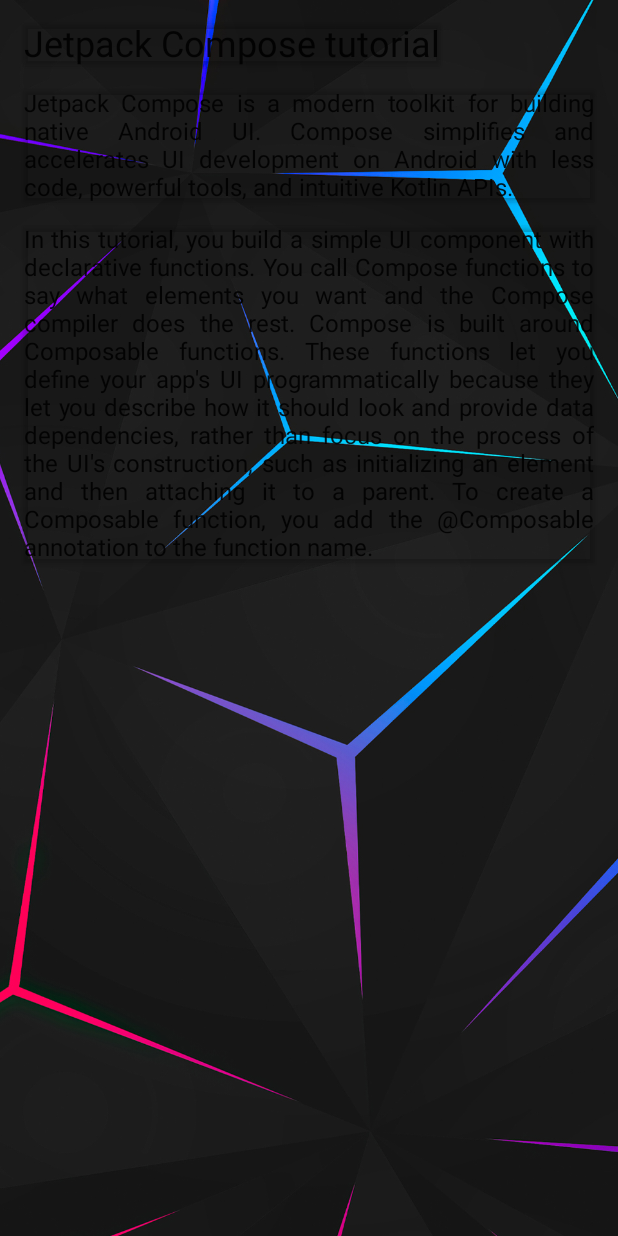
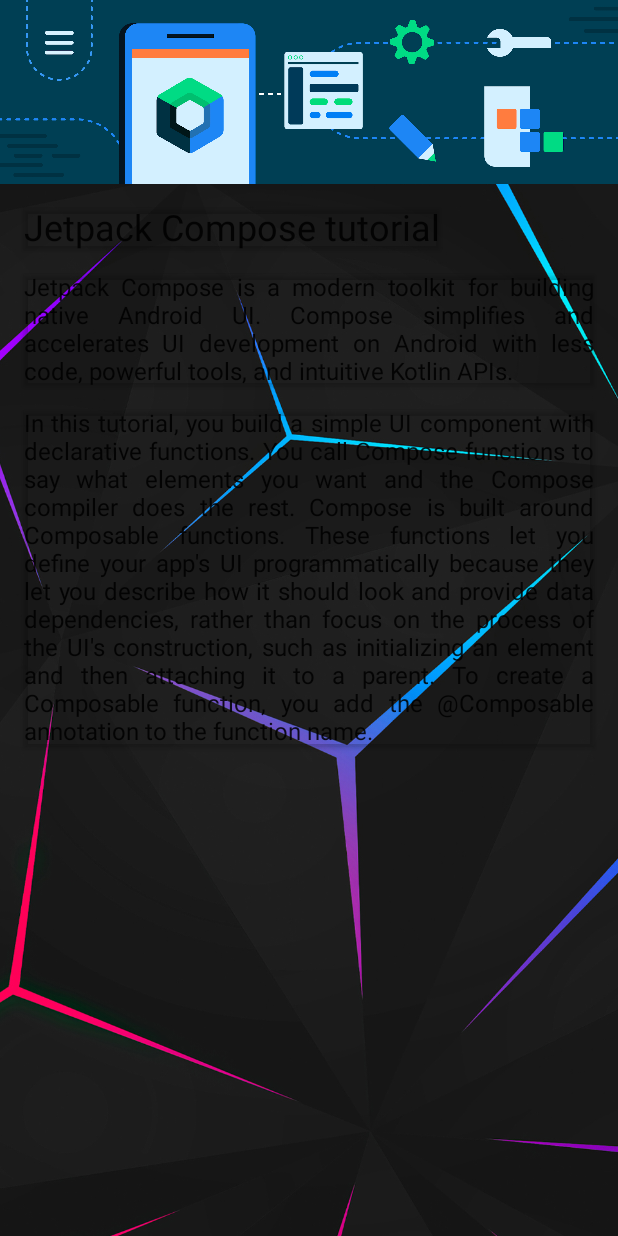
Before and after one commit to sameemul-haque/Android-Basics-with-Compose-Tutorial, an Android app built with Jetpack Compose: the screen it shows after launch (MainActivity), on a phone screen of 412 x 824 dp. Run offline under Robolectric (Android 15) with nearby library versions, the phone set to English and light mode, and no system bars.

Commit message:
header image added

```diff
--- a/app/src/main/java/com/samhaqk/composearticle/MainActivity.kt
+++ b/app/src/main/java/com/samhaqk/composearticle/MainActivity.kt
@@ -60,7 +60,12 @@
 
 @Composable
 fun Article(heading: String, short_para: String, long_para: String) {
+    val image = painterResource(id = R.drawable.bg_compose_background)
     Column {
+        Image(
+            painter = image,
+            contentDescription = null
+        )
         Text(
             text = heading,
             fontSize = 24.sp,
```
Also changed, not shown: app/src/main/res/drawable-nodpi/bg_compose_background.png (added).
